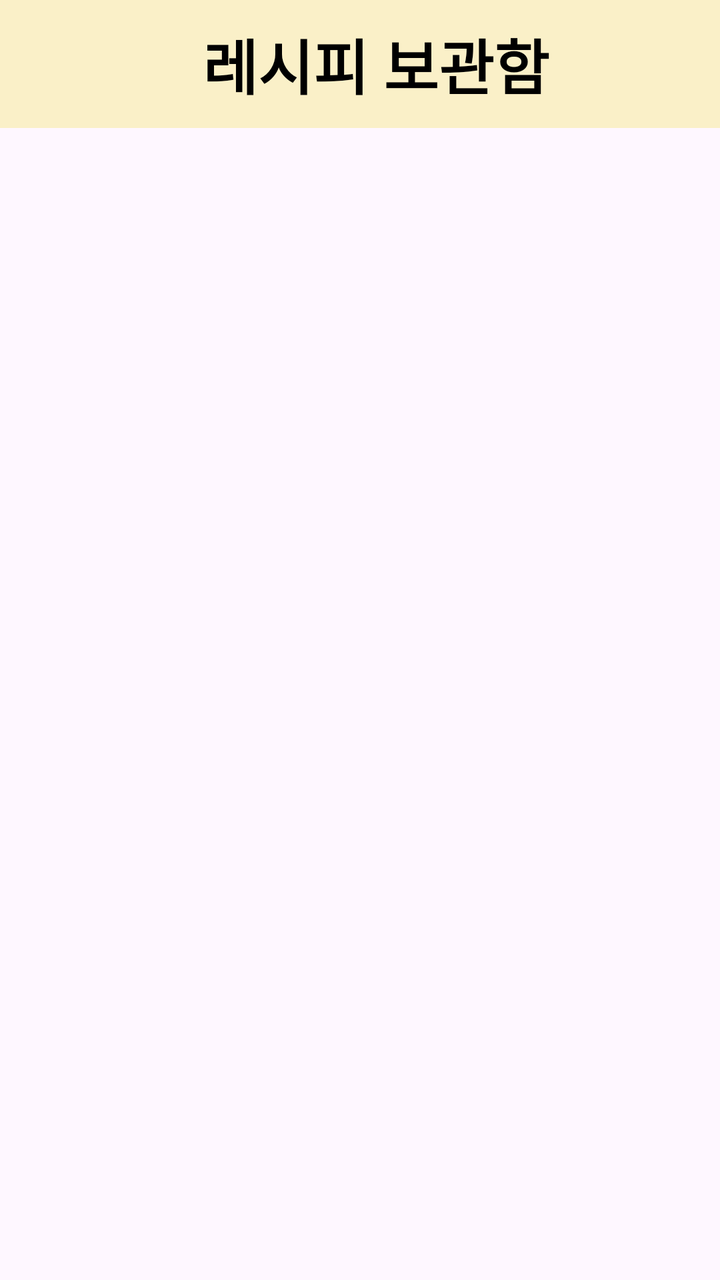
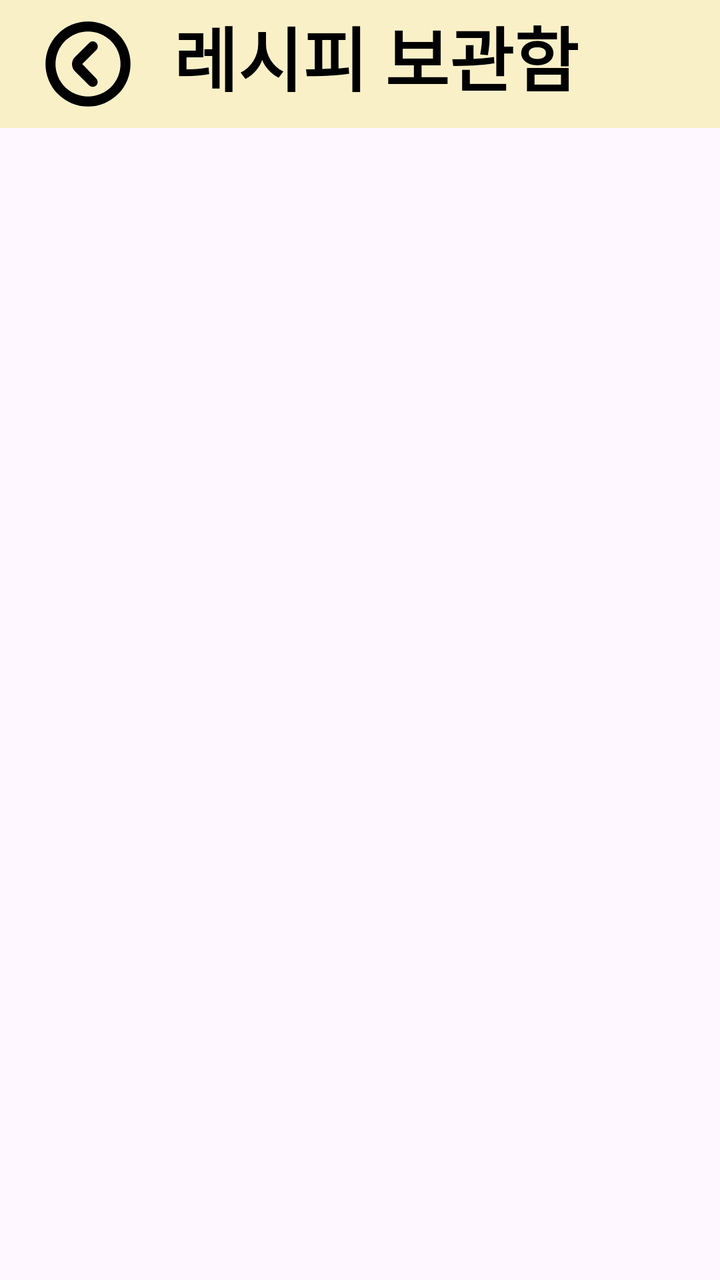

Compare the two renders of this Android layout. The source of the first and the diff that turns it into the second are given below.
<!-- AndroidManifest.xml: application theme Theme.PickAndCook -->
<!-- res/layout/fragment_saved_recipe.xml -->
<?xml version="1.0" encoding="utf-8"?>
<ScrollView xmlns:android="http://schemas.android.com/apk/res/android"
    xmlns:app="http://schemas.android.com/apk/res-auto"
    android:layout_width="match_parent"
    android:layout_height="match_parent"
    android:fillViewport="true">

    <androidx.constraintlayout.widget.ConstraintLayout
        android:layout_width="match_parent"
        android:layout_height="match_parent">

        <androidx.appcompat.widget.Toolbar
            android:id="@+id/toolbar"
            android:layout_width="0dp"
            android:layout_height="?attr/actionBarSize"
            android:background="@color/main"
            android:paddingStart="16dp"
            app:layout_constraintTop_toTopOf="parent"
            app:layout_constraintStart_toStartOf="parent"
            app:layout_constraintEnd_toEndOf="parent">

            <TextView
                android:layout_width="wrap_content"
                android:layout_height="wrap_content"
                android:layout_gravity="center"
                android:text="레시피 보관함"
                android:textAppearance="@style/TitleTextStyle" />
        </androidx.appcompat.widget.Toolbar>

        <LinearLayout
            android:id="@+id/recipeContainer"
            android:layout_width="700dp"
            android:layout_height="wrap_content"
            android:orientation="vertical"
            android:padding="16dp"
            android:gravity="center_horizontal"
            app:layout_constraintTop_toBottomOf="@id/toolbar"
            app:layout_constraintStart_toStartOf="parent"
            app:layout_constraintEnd_toEndOf="parent"/>


        <FrameLayout
            android:id="@+id/fragment_container"
            android:layout_width="match_parent"
            android:layout_height="match_parent"
            android:clickable="true"
            android:focusable="true"
            android:visibility="gone"
            android:background="@android:color/white"
            app:layout_constraintTop_toTopOf="parent"
            app:layout_constraintBottom_toBottomOf="parent"
            app:layout_constraintStart_toStartOf="parent"
            app:layout_constraintEnd_toEndOf="parent"/>

    </androidx.constraintlayout.widget.ConstraintLayout>
</ScrollView>
<!-- resources referenced by this layout -->
<resources>
  <color name="main">#FAF0C8</color>
  <style name="TitleTextStyle">
          <item name="android:textSize">30sp</item>
          <item name="android:textStyle">bold</item>
          <item name="android:textColor">#000000</item> 
          <item name="android:fontFamily">sans-serif-medium</item>
          <item name="android:gravity">center</item>
      </style>
  <style name="Theme.PickAndCook" parent="Base.Theme.PickAndCook" />
  <style name="Base.Theme.PickAndCook" parent="Theme.Material3.DayNight.NoActionBar">
          
          
      </style>
</resources>

<!-- the commit's change to res/layout/fragment_saved_recipe.xml (unified diff, before → after) -->
@@ -12,8 +12,11 @@
         <androidx.appcompat.widget.Toolbar
             android:id="@+id/toolbar"
             android:layout_width="0dp"
-            android:layout_height="?attr/actionBarSize"
+            android:layout_height="wrap_content"
+            android:minHeight="?attr/actionBarSize"
             android:background="@color/main"
+            app:navigationIcon="@drawable/ic_arrow_back"
+            android:paddingBottom="8dp"
             android:paddingStart="16dp"
             app:layout_constraintTop_toTopOf="parent"
             app:layout_constraintStart_toStartOf="parent"
@@ -26,6 +29,7 @@
                 android:text="레시피 보관함"
                 android:textAppearance="@style/TitleTextStyle" />
         </androidx.appcompat.widget.Toolbar>
+
 
         <LinearLayout
             android:id="@+id/recipeContainer"
<!-- resource entries referenced after the edit -->
@@ -1,8 +1,18 @@
 <!-- resources referenced by this layout -->
 <resources>
   <color name="main">#FAF0C8</color>
+  <!-- drawable ic_arrow_back (drawable) -->
+  <vector xmlns:android="http://schemas.android.com/apk/res/android"
+      android:width="50dp"
+      android:height="50dp"
+      android:viewportWidth="200"
+      android:viewportHeight="200">
+    <path
+        android:pathData="M100,15a85,85 0,1 0,85 85A84.93,84.93 0,0 0,100 15ZM100,165a65,65 0,1 1,65 -65A64.87,64.87 0,0 1,100 165ZM116.5,57.5a9.67,9.67 0,0 0,-14 0L74,86a19.92,19.92 0,0 0,0 28.5L102.5,143a9.9,9.9 0,0 0,14 -14l-28,-29L117,71.5C120.5,68 120.5,61.5 116.5,57.5Z"
+        android:fillColor="#000000"/>
+  </vector>
   <style name="TitleTextStyle">
-          <item name="android:textSize">30sp</item>
+          <item name="android:textSize">35sp</item>
           <item name="android:textStyle">bold</item>
           <item name="android:textColor">#000000</item> 
           <item name="android:fontFamily">sans-serif-medium</item>
@@ -11,7 +21,7 @@
   <style name="Theme.PickAndCook" parent="Base.Theme.PickAndCook" />
   <style name="Base.Theme.PickAndCook" parent="Theme.Material3.DayNight.NoActionBar">
           
-          
+          <item name="colorPrimary">#BBFAF0C8</item>
       </style>
 </resources>
 
